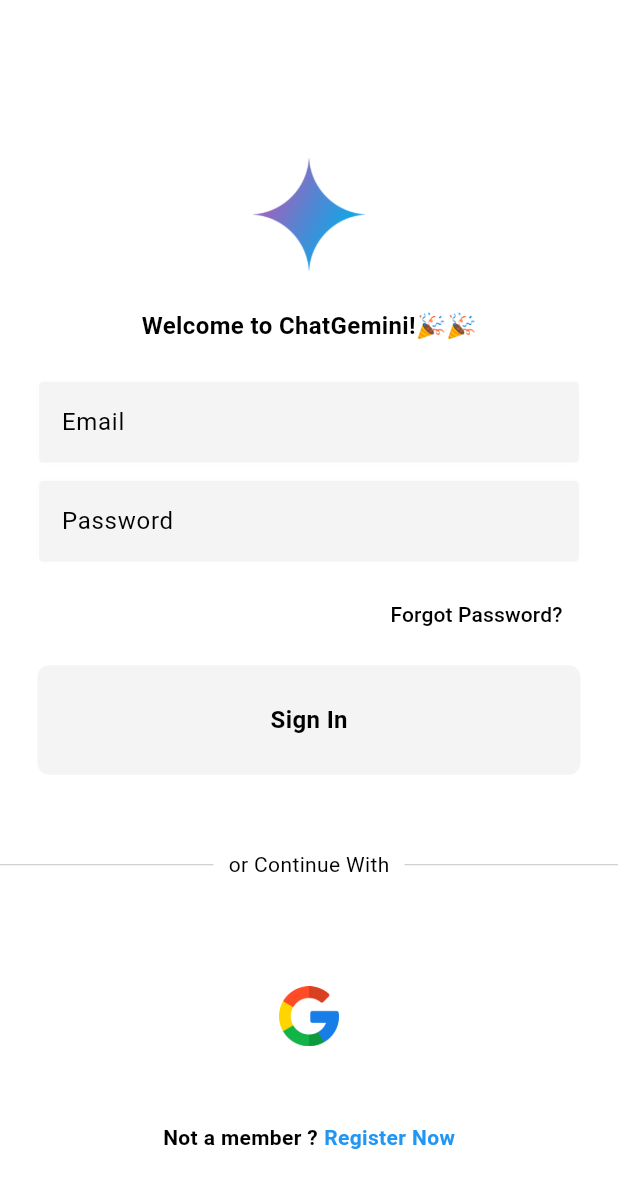
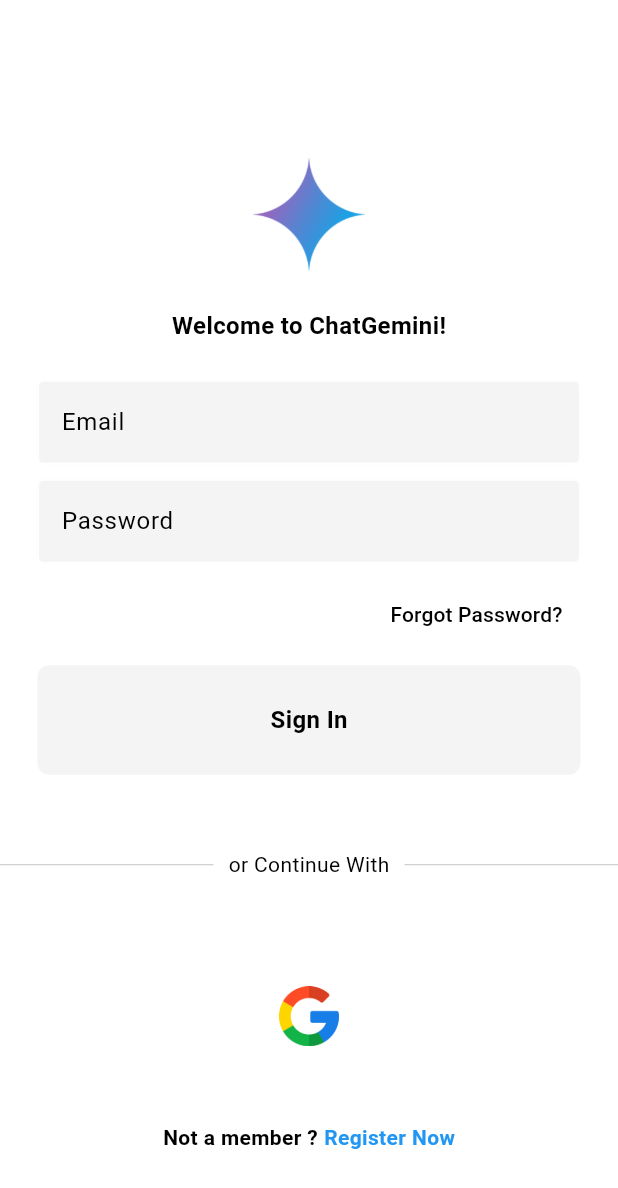
Before and after one commit to darshmashru/ChatGemini, a Flutter app: the screen it shows after launch, on a phone screen of 412 x 824 dp. Shown: the top 1188 px of the screen. Run offline on Flutter 3.47's test engine with Material 3 defaults, Android fonts, the phone set to English and light mode, and no system bars; our stand-ins replace firebase_auth, firebase_core, flutter_gemini, flutter_markdown, flutter_riverpod, go_router and 5 more; missing offline and left inert: dash_bubble; accounts and stored records are empty.

Commit message:
Removed Confetti (#21)

```diff
--- a/lib/screens/Authentication/login_page.dart
+++ b/lib/screens/Authentication/login_page.dart
@@ -81,7 +81,7 @@
                   height: 25,
                 ),
                 Text(
-                  "Welcome to ChatGemini!🎉🎉",
+                  "Welcome to ChatGemini!",
                   style: TextStyle(
                     color: Theme.of(context).colorScheme.primary,
                     fontSize: 16,
```
